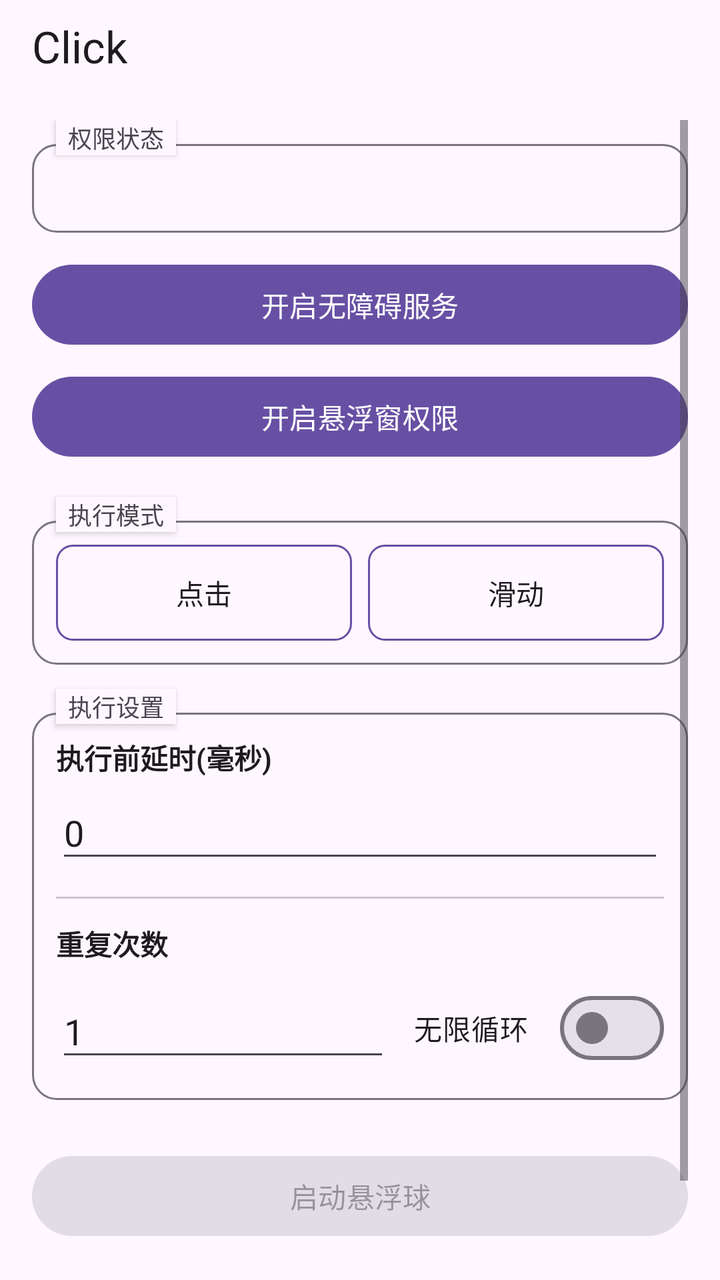
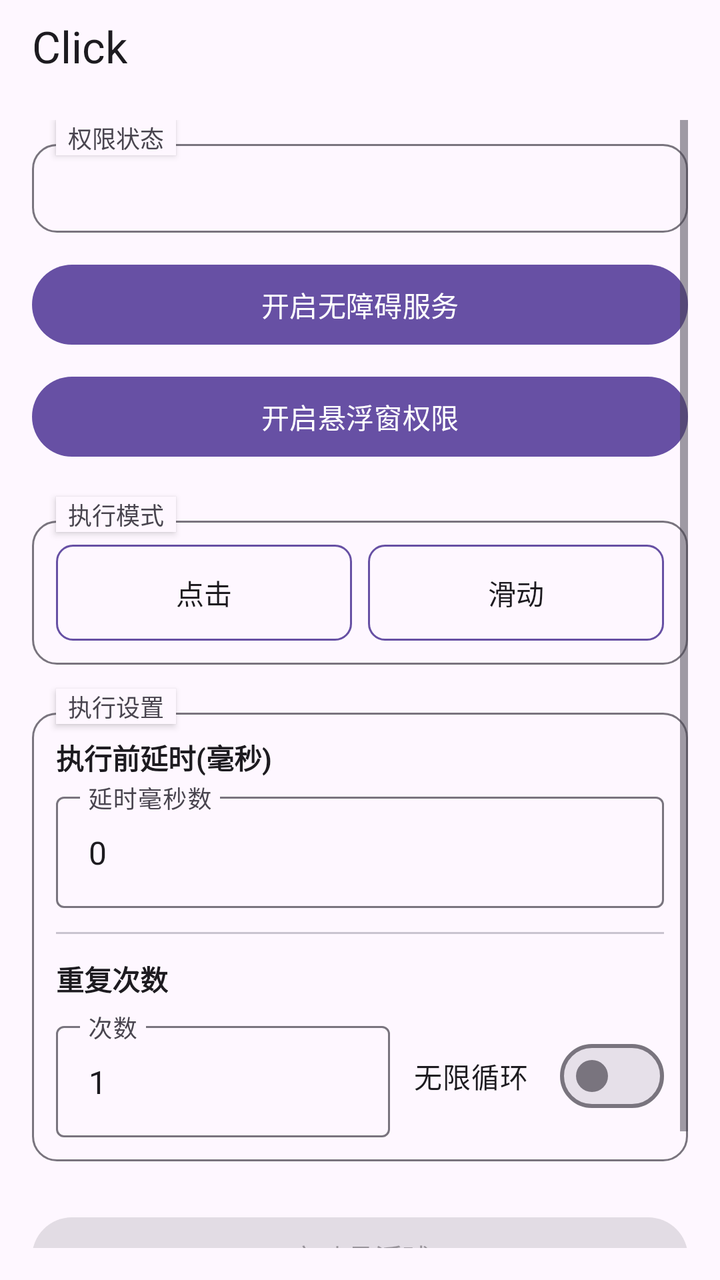

Compare the two renders of this Android layout. The source of the first and the diff that turns it into the second are given below.
<!-- AndroidManifest.xml: activity theme Theme.Click -->
<!-- res/layout/activity_main.xml -->
<?xml version="1.0" encoding="utf-8"?>
<LinearLayout xmlns:android="http://schemas.android.com/apk/res/android"
    xmlns:app="http://schemas.android.com/apk/res-auto"
    android:layout_width="match_parent"
    android:layout_height="match_parent"
    android:orientation="vertical">

    <com.google.android.material.appbar.MaterialToolbar
        android:id="@+id/toolbar"
        android:layout_width="match_parent"
        android:layout_height="44dp"
        android:minHeight="44dp"
        android:paddingTop="2dp"
        android:background="?attr/colorSurface"
        app:title="Click"
        app:titleTextColor="?attr/colorOnSurface" />

    <ScrollView
        android:layout_width="match_parent"
        android:layout_height="0dp"
        android:layout_weight="1"
        android:padding="16dp">

        <LinearLayout
            android:layout_width="match_parent"
            android:layout_height="wrap_content"
            android:orientation="vertical">

            
            <TextView
                android:layout_width="wrap_content"
                android:layout_height="wrap_content"
                android:text="权限状态"
                android:textSize="12sp"
                android:textColor="?attr/colorOnSurfaceVariant"
                android:background="?android:attr/colorBackground"
                android:paddingHorizontal="6dp"
                android:layout_marginStart="12dp"
                android:layout_marginBottom="-6dp"
                android:elevation="2dp" />

            
            <LinearLayout
                android:layout_width="match_parent"
                android:layout_height="wrap_content"
                android:orientation="vertical"
                android:background="@drawable/section_border"
                android:padding="12dp">

                <TextView
                    android:id="@+id/statusText"
                    android:layout_width="match_parent"
                    android:layout_height="wrap_content"
                    android:gravity="start"
                    android:textSize="15sp"
                    android:textStyle="bold"
                    android:textColor="?attr/colorOnSurface" />
            </LinearLayout>

            <Button
                android:id="@+id/btnEnableService"
                android:layout_width="match_parent"
                android:layout_height="wrap_content"
                android:layout_marginTop="12dp"
                android:text="开启无障碍服务" />

            <Button
                android:id="@+id/btnEnableOverlay"
                android:layout_width="match_parent"
                android:layout_height="wrap_content"
                android:layout_marginTop="8dp"
                android:text="开启悬浮窗权限" />

            
            <TextView
                android:layout_width="wrap_content"
                android:layout_height="wrap_content"
                android:layout_marginTop="16dp"
                android:text="执行模式"
                android:textSize="12sp"
                android:textColor="?attr/colorOnSurfaceVariant"
                android:background="?android:attr/colorBackground"
                android:paddingHorizontal="6dp"
                android:layout_marginStart="12dp"
                android:layout_marginBottom="-6dp"
                android:elevation="2dp" />

            
            <LinearLayout
                android:layout_width="match_parent"
                android:layout_height="wrap_content"
                android:orientation="vertical"
                android:background="@drawable/section_border"
                android:padding="12dp">

                <LinearLayout
                    android:layout_width="match_parent"
                    android:layout_height="wrap_content"
                    android:orientation="horizontal">

                    <Button
                        android:id="@+id/radioClick"
                        android:layout_width="0dp"
                        android:layout_height="wrap_content"
                        android:layout_weight="1"
                        android:layout_marginEnd="4dp"
                        android:text="点击"
                        android:background="@drawable/btn_ripple_selector"
                        android:textColor="@color/btn_text_selector" />

                    <Button
                        android:id="@+id/radioSwipe"
                        android:layout_width="0dp"
                        android:layout_height="wrap_content"
                        android:layout_weight="1"
                        android:layout_marginStart="4dp"
                        android:text="滑动"
                        android:background="@drawable/btn_ripple_selector"
                        android:textColor="@color/btn_text_selector" />
                </LinearLayout>

                <LinearLayout
                    android:id="@+id/swipeParams"
                    android:layout_width="match_parent"
                    android:layout_height="wrap_content"
                    android:orientation="vertical"
                    android:visibility="gone"
                    android:layout_marginTop="12dp">

                    <View
                        android:layout_width="match_parent"
                        android:layout_height="1dp"
                        android:background="?attr/colorOutlineVariant" />

                    <TextView
                        android:layout_width="wrap_content"
                        android:layout_height="wrap_content"
                        android:layout_marginTop="12dp"
                        android:text="滑动方式"
                        android:textSize="13sp"
                        android:textStyle="bold"
                        android:textColor="?attr/colorOnSurface" />

                    <LinearLayout
                        android:layout_width="match_parent"
                        android:layout_height="wrap_content"
                        android:layout_marginTop="8dp"
                        android:orientation="horizontal">

                        <Button
                            android:id="@+id/radioSwipeManual"
                            android:layout_width="0dp"
                            android:layout_height="wrap_content"
                            android:layout_weight="1"
                            android:layout_marginEnd="4dp"
                            android:text="手动参数"
                            android:background="@drawable/btn_ripple_selector"
                            android:textColor="@color/btn_text_selector" />

                        <Button
                            android:id="@+id/radioSwipeGesture"
                            android:layout_width="0dp"
                            android:layout_height="wrap_content"
                            android:layout_weight="1"
                            android:layout_marginStart="4dp"
                            android:text="手势录制"
                            android:background="@drawable/btn_ripple_selector"
                            android:textColor="@color/btn_text_selector" />
                    </LinearLayout>

                    <LinearLayout
                        android:id="@+id/manualSwipeParams"
                        android:layout_width="match_parent"
                        android:layout_height="wrap_content"
                        android:orientation="vertical"
                        android:layout_marginTop="12dp">

                        <TextView
                            android:layout_width="wrap_content"
                            android:layout_height="wrap_content"
                            android:text="起点"
                            android:textSize="13sp"
                            android:textColor="?attr/colorPrimary" />

                        <LinearLayout
                            android:layout_width="match_parent"
                            android:layout_height="wrap_content"
                            android:layout_marginTop="4dp"
                            android:orientation="horizontal">

                            <EditText
                                android:id="@+id/inputSwipeX1"
                                android:layout_width="0dp"
                                android:layout_height="wrap_content"
                                android:layout_weight="1"
                                android:layout_marginEnd="4dp"
                                android:hint="起点 X (横向坐标)"
                                android:inputType="numberDecimal" />

                            <EditText
                                android:id="@+id/inputSwipeY1"
                                android:layout_width="0dp"
                                android:layout_height="wrap_content"
                                android:layout_weight="1"
                                android:layout_marginStart="4dp"
                                android:hint="起点 Y (纵向坐标)"
                                android:inputType="numberDecimal" />
                        </LinearLayout>

                        <TextView
                            android:layout_width="wrap_content"
                            android:layout_height="wrap_content"
                            android:layout_marginTop="8dp"
                            android:text="终点"
                            android:textSize="13sp"
                            android:textColor="?attr/colorPrimary" />

                        <LinearLayout
                            android:layout_width="match_parent"
                            android:layout_height="wrap_content"
                            android:layout_marginTop="4dp"
                            android:orientation="horizontal">

                            <EditText
                                android:id="@+id/inputSwipeX2"
                                android:layout_width="0dp"
                                android:layout_height="wrap_content"
                                android:layout_weight="1"
                                android:layout_marginEnd="4dp"
                                android:hint="终点 X (横向坐标)"
                                android:inputType="numberDecimal" />

                            <EditText
                                android:id="@+id/inputSwipeY2"
                                android:layout_width="0dp"
                                android:layout_height="wrap_content"
                                android:layout_weight="1"
                                android:layout_marginStart="4dp"
                                android:hint="终点 Y (纵向坐标)"
                                android:inputType="numberDecimal" />
                        </LinearLayout>

                        <TextView
                            android:layout_width="wrap_content"
                            android:layout_height="wrap_content"
                            android:layout_marginTop="8dp"
                            android:text="时长"
                            android:textSize="13sp"
                            android:textColor="?attr/colorPrimary" />

                        <EditText
                            android:id="@+id/inputSwipeDuration"
                            android:layout_width="match_parent"
                            android:layout_height="wrap_content"
                            android:layout_marginTop="4dp"
                            android:hint="滑动耗时(毫秒)"
                            android:inputType="number" />
                    </LinearLayout>

                    <LinearLayout
                        android:id="@+id/gestureSwipeSection"
                        android:layout_width="match_parent"
                        android:layout_height="wrap_content"
                        android:orientation="vertical"
                        android:visibility="gone"
                        android:layout_marginTop="12dp">

                        <TextView
                            android:id="@+id/lblRecordedStatus"
                            android:layout_width="wrap_content"
                            android:layout_height="wrap_content"
                            android:text=""
                            android:textSize="13sp"
                            android:textColor="?attr/colorPrimary" />

                        <Button
                            android:id="@+id/btnRecordGesture"
                            android:layout_width="match_parent"
                            android:layout_height="wrap_content"
                            android:layout_marginTop="8dp"
                            android:text="录制手势 (在屏幕上滑动)" />
                    </LinearLayout>
                </LinearLayout>
            </LinearLayout>

            
            <TextView
                android:layout_width="wrap_content"
                android:layout_height="wrap_content"
                android:layout_marginTop="12dp"
                android:text="执行设置"
                android:textSize="12sp"
                android:textColor="?attr/colorOnSurfaceVariant"
                android:background="?android:attr/colorBackground"
                android:paddingHorizontal="6dp"
                android:layout_marginStart="12dp"
                android:layout_marginBottom="-6dp"
                android:elevation="2dp" />

            
            <LinearLayout
                android:layout_width="match_parent"
                android:layout_height="wrap_content"
                android:orientation="vertical"
                android:background="@drawable/section_border"
                android:padding="12dp">

                <TextView
                    android:layout_width="wrap_content"
                    android:layout_height="wrap_content"
                    android:text="执行前延时(毫秒)"
                    android:textSize="14sp"
                    android:textStyle="bold"
                    android:textColor="?attr/colorOnSurface" />

                <EditText
                    android:id="@+id/inputDelay"
                    android:layout_width="match_parent"
                    android:layout_height="wrap_content"
                    android:layout_marginTop="4dp"
                    android:hint="延时毫秒数"
                    android:inputType="number"
                    android:text="0" />

                <View
                    android:layout_width="match_parent"
                    android:layout_height="1dp"
                    android:layout_marginTop="12dp"
                    android:background="?attr/colorOutlineVariant" />

                <TextView
                    android:layout_width="wrap_content"
                    android:layout_height="wrap_content"
                    android:layout_marginTop="12dp"
                    android:text="重复次数"
                    android:textSize="14sp"
                    android:textStyle="bold"
                    android:textColor="?attr/colorOnSurface" />

                <LinearLayout
                    android:layout_width="match_parent"
                    android:layout_height="wrap_content"
                    android:layout_marginTop="8dp"
                    android:orientation="horizontal"
                    android:gravity="center_vertical">

                    <EditText
                        android:id="@+id/inputRepeat"
                        android:layout_width="0dp"
                        android:layout_height="wrap_content"
                        android:layout_weight="1"
                        android:hint="次数"
                        android:inputType="number"
                        android:text="1" />

                    <com.google.android.material.materialswitch.MaterialSwitch
                        android:id="@+id/checkInfinite"
                        android:layout_width="wrap_content"
                        android:layout_height="wrap_content"
                        android:layout_marginStart="12dp"
                        android:text="无限循环" />
                </LinearLayout>
            </LinearLayout>

            <FrameLayout
                android:layout_width="match_parent"
                android:layout_height="wrap_content"
                android:layout_marginTop="24dp">

                <Button
                    android:id="@+id/btnStartFloating"
                    android:layout_width="match_parent"
                    android:layout_height="wrap_content"
                    android:text="启动悬浮球"
                    android:enabled="false" />

                <View
                    android:id="@+id/btnStartOverlay"
                    android:layout_width="match_parent"
                    android:layout_height="match_parent"
                    android:background="@android:color/transparent"
                    android:clickable="true"
                    android:visibility="gone" />
            </FrameLayout>

            <Button
                android:id="@+id/btnStopFloating"
                android:layout_width="match_parent"
                android:layout_height="wrap_content"
                android:layout_marginTop="8dp"
                android:text="停止悬浮球"
                android:enabled="false" />

        </LinearLayout>
    </ScrollView>
</LinearLayout>
<!-- resources referenced by this layout -->
<resources>
  <!-- drawable btn_ripple_selector (drawable) -->
  <?xml version="1.0" encoding="utf-8"?>
  <ripple xmlns:android="http://schemas.android.com/apk/res/android"
      android:color="@color/md_theme_primary">
      <item android:id="@android:id/mask">
          <shape android:shape="rectangle">
              <solid android:color="@android:color/white" />
              <corners android:radius="8dp" />
          </shape>
      </item>
      <item>
          <selector>
              <item android:state_selected="true">
                  <shape android:shape="rectangle">
                      <solid android:color="@color/md_theme_primary" />
                      <corners android:radius="8dp" />
                  </shape>
              </item>
              <item>
                  <shape android:shape="rectangle">
                      <solid android:color="@android:color/transparent" />
                      <corners android:radius="8dp" />
                      <stroke android:width="1dp" android:color="@color/md_theme_outline" />
                  </shape>
              </item>
          </selector>
      </item>
  </ripple>
  <!-- drawable section_border (drawable) -->
  <?xml version="1.0" encoding="utf-8"?>
  <layer-list xmlns:android="http://schemas.android.com/apk/res/android">
      
      <item>
          <shape android:shape="rectangle">
              <solid android:color="@android:color/transparent" />
              <corners android:radius="12dp" />
              <stroke
                  android:width="1dp"
                  android:color="@color/md_theme_outline" />
          </shape>
      </item>
  </layer-list>
  <color name="md_theme_primary">#6750A4</color>
  <color name="md_theme_outline">#79747E</color>
  <color name="md_theme_onPrimary">#FFFFFF</color>
  <color name="md_theme_primaryContainer">#EADDFF</color>
  <color name="md_theme_onPrimaryContainer">#21005D</color>
  <color name="md_theme_secondary">#625B71</color>
  <color name="md_theme_onSecondary">#FFFFFF</color>
  <color name="md_theme_secondaryContainer">#E8DEF8</color>
  <color name="md_theme_onSecondaryContainer">#1D192B</color>
  <color name="md_theme_background">#FEF7FF</color>
  <color name="md_theme_onBackground">#1D1B20</color>
  <color name="md_theme_surface">#FEF7FF</color>
  <color name="md_theme_onSurface">#1D1B20</color>
  <color name="md_theme_surfaceVariant">#E7E0EC</color>
  <color name="md_theme_onSurfaceVariant">#49454F</color>
  <color name="md_theme_outlineVariant">#CAC4D0</color>
  <!-- unchanged entries left out for length: 2 -->
</resources>

<!-- the commit's change to res/layout/activity_main.xml (unified diff, before → after) -->
@@ -188,23 +188,35 @@
                             android:layout_marginTop="4dp"
                             android:orientation="horizontal">
 
-                            <EditText
-                                android:id="@+id/inputSwipeX1"
+                            <com.google.android.material.textfield.TextInputLayout
                                 android:layout_width="0dp"
                                 android:layout_height="wrap_content"
                                 android:layout_weight="1"
                                 android:layout_marginEnd="4dp"
                                 android:hint="起点 X (横向坐标)"
-                                android:inputType="numberDecimal" />
-
-                            <EditText
-                                android:id="@+id/inputSwipeY1"
+                                style="@style/Widget.Material3.TextInputLayout.OutlinedBox">
+
+                                <com.google.android.material.textfield.TextInputEditText
+                                    android:id="@+id/inputSwipeX1"
+                                    android:layout_width="match_parent"
+                                    android:layout_height="wrap_content"
+                                    android:inputType="numberDecimal" />
+                            </com.google.android.material.textfield.TextInputLayout>
+
+                            <com.google.android.material.textfield.TextInputLayout
                                 android:layout_width="0dp"
                                 android:layout_height="wrap_content"
                                 android:layout_weight="1"
                                 android:layout_marginStart="4dp"
                                 android:hint="起点 Y (纵向坐标)"
-                                android:inputType="numberDecimal" />
+                                style="@style/Widget.Material3.TextInputLayout.OutlinedBox">
+
+                                <com.google.android.material.textfield.TextInputEditText
+                                    android:id="@+id/inputSwipeY1"
+                                    android:layout_width="match_parent"
+                                    android:layout_height="wrap_content"
+                                    android:inputType="numberDecimal" />
+                            </com.google.android.material.textfield.TextInputLayout>
                         </LinearLayout>
 
                         <TextView
@@ -221,23 +233,35 @@
                             android:layout_marginTop="4dp"
                             android:orientation="horizontal">
 
-                            <EditText
-                                android:id="@+id/inputSwipeX2"
+                            <com.google.android.material.textfield.TextInputLayout
                                 android:layout_width="0dp"
                                 android:layout_height="wrap_content"
                                 android:layout_weight="1"
                                 android:layout_marginEnd="4dp"
                                 android:hint="终点 X (横向坐标)"
-                                android:inputType="numberDecimal" />
-
-                            <EditText
-                                android:id="@+id/inputSwipeY2"
+                                style="@style/Widget.Material3.TextInputLayout.OutlinedBox">
+
+                                <com.google.android.material.textfield.TextInputEditText
+                                    android:id="@+id/inputSwipeX2"
+                                    android:layout_width="match_parent"
+                                    android:layout_height="wrap_content"
+                                    android:inputType="numberDecimal" />
+                            </com.google.android.material.textfield.TextInputLayout>
+
+                            <com.google.android.material.textfield.TextInputLayout
                                 android:layout_width="0dp"
                                 android:layout_height="wrap_content"
                                 android:layout_weight="1"
                                 android:layout_marginStart="4dp"
                                 android:hint="终点 Y (纵向坐标)"
-                                android:inputType="numberDecimal" />
+                                style="@style/Widget.Material3.TextInputLayout.OutlinedBox">
+
+                                <com.google.android.material.textfield.TextInputEditText
+                                    android:id="@+id/inputSwipeY2"
+                                    android:layout_width="match_parent"
+                                    android:layout_height="wrap_content"
+                                    android:inputType="numberDecimal" />
+                            </com.google.android.material.textfield.TextInputLayout>
                         </LinearLayout>
 
                         <TextView
@@ -248,13 +272,19 @@
                             android:textSize="13sp"
                             android:textColor="?attr/colorPrimary" />
 
-                        <EditText
-                            android:id="@+id/inputSwipeDuration"
+                        <com.google.android.material.textfield.TextInputLayout
                             android:layout_width="match_parent"
                             android:layout_height="wrap_content"
                             android:layout_marginTop="4dp"
                             android:hint="滑动耗时(毫秒)"
-                            android:inputType="number" />
+                            style="@style/Widget.Material3.TextInputLayout.OutlinedBox">
+
+                            <com.google.android.material.textfield.TextInputEditText
+                                android:id="@+id/inputSwipeDuration"
+                                android:layout_width="match_parent"
+                                android:layout_height="wrap_content"
+                                android:inputType="number" />
+                        </com.google.android.material.textfield.TextInputLayout>
                     </LinearLayout>
 
                     <LinearLayout
@@ -313,14 +343,20 @@
                     android:textStyle="bold"
                     android:textColor="?attr/colorOnSurface" />
 
-                <EditText
-                    android:id="@+id/inputDelay"
+                <com.google.android.material.textfield.TextInputLayout
                     android:layout_width="match_parent"
                     android:layout_height="wrap_content"
                     android:layout_marginTop="4dp"
                     android:hint="延时毫秒数"
-                    android:inputType="number"
-                    android:text="0" />
+                    style="@style/Widget.Material3.TextInputLayout.OutlinedBox">
+
+                    <com.google.android.material.textfield.TextInputEditText
+                        android:id="@+id/inputDelay"
+                        android:layout_width="match_parent"
+                        android:layout_height="wrap_content"
+                        android:inputType="number"
+                        android:text="0" />
+                </com.google.android.material.textfield.TextInputLayout>
 
                 <View
                     android:layout_width="match_parent"
@@ -344,14 +380,20 @@
                     android:orientation="horizontal"
                     android:gravity="center_vertical">
 
-                    <EditText
-                        android:id="@+id/inputRepeat"
+                    <com.google.android.material.textfield.TextInputLayout
                         android:layout_width="0dp"
                         android:layout_height="wrap_content"
                         android:layout_weight="1"
                         android:hint="次数"
-                        android:inputType="number"
-                        android:text="1" />
+                        style="@style/Widget.Material3.TextInputLayout.OutlinedBox">
+
+                        <com.google.android.material.textfield.TextInputEditText
+                            android:id="@+id/inputRepeat"
+                            android:layout_width="match_parent"
+                            android:layout_height="wrap_content"
+                            android:inputType="number"
+                            android:text="1" />
+                    </com.google.android.material.textfield.TextInputLayout>
 
                     <com.google.android.material.materialswitch.MaterialSwitch
                         android:id="@+id/checkInfinite"
